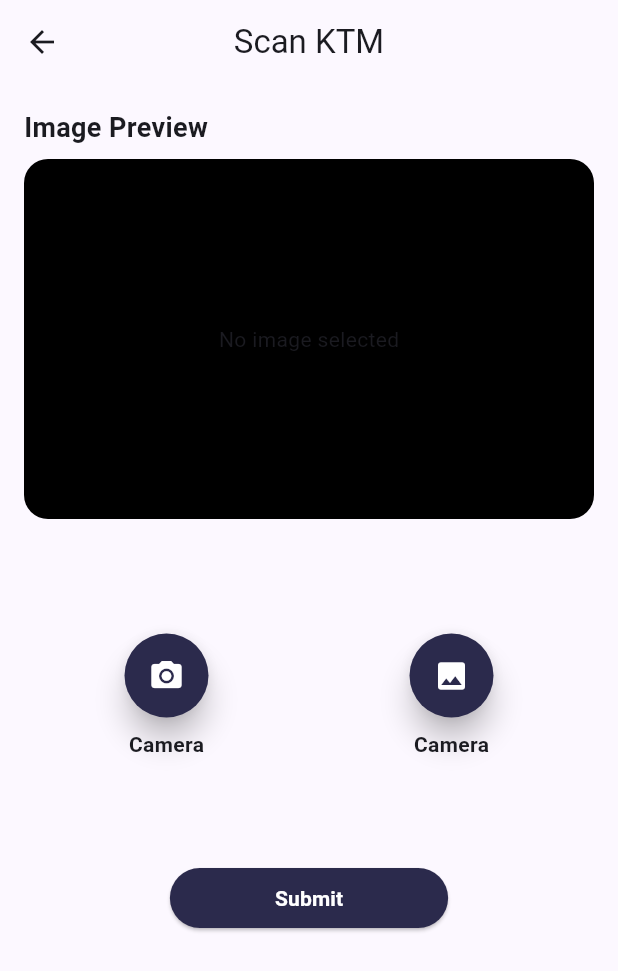
After one commit to riVFerd/E-bike-Polinema, a Flutter app: the ScanPage screen opened by its route, on a phone screen of 412 x 824 dp. The commit adds this screen. Shown: the top 971 px of the screen. Run offline on Flutter 3.47's test engine with Material 3 defaults, Android fonts, the phone set to English and light mode, and no system bars; our stand-ins replace cloud_firestore, dio, dotted_border, firebase_core, flutter_dotenv, image_picker; accounts and stored records are empty.

Commit message:
feat management vehicle and scan page

```diff
--- /dev/null
+++ b/lib/logic/models/KTM.dart
@@ -0,0 +1,54 @@
+import 'package:dio/dio.dart';
+
+class KTM {
+  final String nim;
+  final String nama;
+  final String ttl;
+  final String jurusan;
+  final String alamat;
+
+  const KTM({
+    required this.nim,
+    required this.nama,
+    required this.ttl,
+    required this.jurusan,
+    required this.alamat,
+  });
+
+  factory KTM.fromJson(Map<String, dynamic> json) {
+    return KTM(
+      nim: json['nim'] ?? '',
+      nama: json['nama'] ?? '',
+      ttl: json['ttl'] ?? '',
+      jurusan: json['jurusan'] ?? '',
+      alamat: json['alamat'] ?? '',
+    );
+  }
+
+  Map<String, dynamic> toJson() {
+    return {
+      'nim': nim,
+      'nama': nama,
+      'ttl': ttl,
+      'jurusan': jurusan,
+      'alamat': alamat,
+    };
+  }
+
+  static Future<KTM?> getDataByUploadImage(String filePath, String url, Dio dio) async {
+    String fileName = filePath.split('/').last;
+    FormData formData = FormData.fromMap({
+      'image': await MultipartFile.fromFile(filePath, filename: fileName),
+    });
+    late Response response;
+    try {
+      response = await dio.post(
+        url,
+        data: formData,
+      );
+    } on DioException catch (_) {
+      return null;
+    }
+    return KTM.fromJson(response.data as Map<String, dynamic>);
+  }
+}
--- a/lib/main.dart
+++ b/lib/main.dart
@@ -2,10 +2,12 @@ import 'package:e_bike_pl/presentation/router/app_router.dart';
 import 'package:e_bike_pl/presentation/theme/theme_constants.dart';
 import 'package:firebase_core/firebase_core.dart';
 import 'package:flutter/material.dart';
+import 'package:flutter_dotenv/flutter_dotenv.dart';
 
 import 'firebase_options.dart';
 
 void main() async {
+  await dotenv.load(fileName: '.env');
   WidgetsFlutterBinding.ensureInitialized();
   await Firebase.initializeApp(
     options: DefaultFirebaseOptions.currentPlatform,
--- a/lib/presentation/pages/home_page.dart
+++ b/lib/presentation/pages/home_page.dart
@@ -13,7 +13,7 @@ class HomePage extends StatelessWidget {
 
   @override
   Widget build(BuildContext context) {
-    final ebikeCollection = FirebaseFirestore.instance.collection('ebike');
+    final ebikeCollection = FirebaseFirestore.instance.collection('ebike').orderBy('name');
 
     return Scaffold(
         appBar: AppBar(
--- /dev/null
+++ b/lib/presentation/pages/scan_page.dart
@@ -0,0 +1,183 @@
+import 'dart:io';
+
+import 'package:dio/dio.dart';
+import 'package:e_bike_pl/presentation/theme/theme_constants.dart';
+import 'package:e_bike_pl/presentation/widgets/action_button.dart';
+import 'package:flutter/material.dart';
+import 'package:flutter_dotenv/flutter_dotenv.dart';
+import 'package:image_picker/image_picker.dart';
+
+import '../../logic/models/KTM.dart';
+
+class ScanPage extends StatefulWidget {
+  const ScanPage({super.key});
+
+  static const routeName = '/scan';
+
+  @override
+  State<ScanPage> createState() => _ScanPageState();
+}
+
+class _ScanPageState extends State<ScanPage> {
+  bool isLoading = false;
+  ImagePicker imagePicker = ImagePicker();
+  XFile? imageFile;
+
+  final dio = Dio(
+    BaseOptions(
+      baseUrl: dotenv.env['SERVER_URL'] ?? 'http://localhost:5000',
+    ),
+  );
+
+  Future<String> pingServer(Dio dio) async {
+    String statusCode = '0';
+    try {
+      final response = await dio.get('/ping');
+      statusCode = response.statusCode.toString();
+    } on DioException catch (e) {
+      statusCode = e.response!.statusCode.toString();
+    }
+    return statusCode;
+  }
+
+  Future<void> sendImage(Dio dio) async {
+    setState(() {
+      isLoading = true;
+    });
+    final ktm = await KTM.getDataByUploadImage(imageFile!.path, '/ocr_ktm', dio);
+    if (ktm != null) {
+      // Navigator.of(context).pushNamed(
+      //   KTMReviewPage.routeName,
+      //   arguments: ktm,
+      // );
+    } else {
+      ScaffoldMessenger.of(context).showSnackBar(
+        const SnackBar(
+          content: Text('Failed to get data from server'),
+        ),
+      );
+    }
+    setState(() {
+      isLoading = false;
+    });
+  }
+
+  Future<void> pickImage(ImageSource imageSource) async {
+    final pickedImage = await imagePicker.pickImage(source: imageSource);
+    if (pickedImage == null) return;
+    imageFile = pickedImage;
+    setState(() {});
+  }
+
+  @override
+  Widget build(BuildContext context) {
+    return SafeArea(
+      child: Scaffold(
+        appBar: AppBar(
+          centerTitle: true,
+          title: const Text('Scan KTM'),
+        ),
+        body: Padding(
+          padding: const EdgeInsets.all(16),
+          child: Stack(
+            children: [
+              Column(
+                crossAxisAlignment: CrossAxisAlignment.start,
+                children: [
+                  const Text(
+                    'Image Preview',
+                    style: TextStyle(
+                      fontWeight: FontWeight.bold,
+                      fontSize: 18,
+                    ),
+                  ),
+                  Flexible(
+                    flex: 2,
+                    child: Container(
+                      width: double.infinity,
+                      height: 240,
+                      margin: const EdgeInsets.symmetric(vertical: 8),
+                      decoration: BoxDecoration(
+                        color: Colors.black,
+                        borderRadius: BorderRadius.circular(16),
+                      ),
+                      child: (imageFile != null)
+                          ? Center(
+                              child: Image.file(
+                                File(imageFile!.path),
+                              ),
+                            )
+                          : const Center(
+                              child: Text('No image selected'),
+                            ),
+                    ),
+                  ),
+                  Flexible(
+                    child: Row(
+                      mainAxisAlignment: MainAxisAlignment.spaceAround,
+                      children: [
+                        ActionButton(
+                          iconData: Icons.camera_alt,
+                          labelText: 'Camera',
+                          onClick: () {
+                            pickImage(ImageSource.camera);
+                          },
+                        ),
+                        ActionButton(
+                          iconData: Icons.photo,
+                          labelText: 'Gallery',
+                          onClick: () {
+                            pickImage(ImageSource.gallery);
+                          },
+                        ),
+                        // ElevatedButton(
+                        //   onPressed: () async {
+                        //     final statusCode = await pingServer(dio);
+                        //     ScaffoldMessenger.of(context).showSnackBar(
+                        //       SnackBar(
+                        //         content: Text('Server responded with status code: $statusCode'),
+                        //       ),
+                        //     );
+                        //   },
+                        //   child: const Text('Ping Server'),
+                        // ),
+                      ],
+                    ),
+                  ),
+                  Center(
+                    child: ElevatedButton(
+                      onPressed: () async {
+                        await sendImage(dio);
+                      },
+                      style: ElevatedButton.styleFrom(
+                        backgroundColor: ThemeConstants.primaryBlue,
+                      ),
+                      child: const Padding(
+                        padding: EdgeInsets.symmetric(horizontal: 46),
+                        child: Text(
+                          'Submit',
+                          style: TextStyle(
+                            color: ThemeConstants.primaryWhite,
+                            fontWeight: FontWeight.bold,
+                          ),
+                        ),
+                      ),
+                    ),
+                  ),
+                ],
+              ),
+              (isLoading)
+                  ? Container(
+                      color: Colors.black.withOpacity(0.5),
+                      child: const Center(
+                        child: CircularProgressIndicator(),
+                      ),
+                    )
+                  : const SizedBox.shrink(),
+            ],
+          ),
+        ),
+      ),
+    );
+  }
+}
--- a/lib/presentation/router/app_router.dart
+++ b/lib/presentation/router/app_router.dart
@@ -1,6 +1,10 @@
 import 'package:e_bike_pl/presentation/pages/home_page.dart';
+import 'package:e_bike_pl/presentation/pages/management_vehicle_page.dart';
+import 'package:e_bike_pl/presentation/pages/scan_page.dart';
 import 'package:e_bike_pl/presentation/pages/splash_page.dart';
 import 'package:flutter/material.dart';
+
+import '../../logic/models/Ebike.dart';
 
 class AppRouter {
   static MaterialPageRoute onGenerateRoute(RouteSettings settings) {
@@ -13,6 +17,15 @@ class AppRouter {
         return MaterialPageRoute(
           builder: (_) => const HomePage(),
         );
+      case ManagementVehiclePage.routeName:
+        final ebike = settings.arguments as Ebike;
+        return MaterialPageRoute(
+          builder: (_) => ManagementVehiclePage(ebike: ebike),
+        );
+      case ScanPage.routeName:
+        return MaterialPageRoute(
+          builder: (_) => const ScanPage(),
+        );
       default:
         return MaterialPageRoute(
           builder: (_) => const Scaffold(
--- /dev/null
+++ b/lib/presentation/widgets/action_button.dart
@@ -0,0 +1,54 @@
+import 'package:e_bike_pl/presentation/theme/theme_constants.dart';
+import 'package:flutter/material.dart';
+
+class ActionButton extends StatelessWidget {
+  final void Function() onClick;
+  final IconData iconData;
+  final double iconSize;
+  final Color? backgroundColor;
+  final Color? iconColor;
+  final String? labelText;
+
+  const ActionButton({
+    super.key,
+    required this.iconData,
+    required this.onClick,
+    this.iconSize = 24,
+    this.backgroundColor,
+    this.iconColor,
+    this.labelText,
+  });
+
+  @override
+  Widget build(BuildContext context) {
+    return Column(
+      mainAxisAlignment: MainAxisAlignment.center,
+      children: [
+        Material(
+          borderRadius: BorderRadius.circular(50),
+          clipBehavior: Clip.hardEdge,
+          elevation: 8,
+          color: backgroundColor ?? ThemeConstants.primaryBlue,
+          child: InkWell(
+            onTap: onClick,
+            child: Padding(
+              padding: const EdgeInsets.all(16.0),
+              child: Icon(
+                iconData,
+                color: iconColor ?? Colors.white,
+                size: iconSize,
+              ),
+            ),
+          ),
+        ),
+        const SizedBox(height: 8),
+        (labelText != null)
+            ? const Text(
+                'Camera',
+                style: TextStyle(fontWeight: FontWeight.bold),
+              )
+            : const SizedBox(),
+      ],
+    );
+  }
+}
--- a/pubspec.yaml
+++ b/pubspec.yaml
@@ -38,6 +38,9 @@ dependencies:
   dotted_border: ^2.1.0
   firebase_core: ^2.24.0
   cloud_firestore: ^4.13.3
+  image_picker: ^1.0.4
+  dio: ^5.4.0
+  flutter_dotenv: ^5.1.0
 
 dev_dependencies:
   flutter_test:
@@ -64,6 +67,7 @@ flutter:
   # To add assets to your application, add an assets section, like this:
   assets:
     - assets/
+    - .env
   #   - images/a_dot_burr.jpeg
   #   - images/a_dot_ham.jpeg
 
```
Also changed, not shown: lib/presentation/pages/management_vehicle_page.dart (added, +126 -0 lines), lib/presentation/widgets/ebike_card.dart (+14 -1 lines), pubspec.lock, 1 other file.
